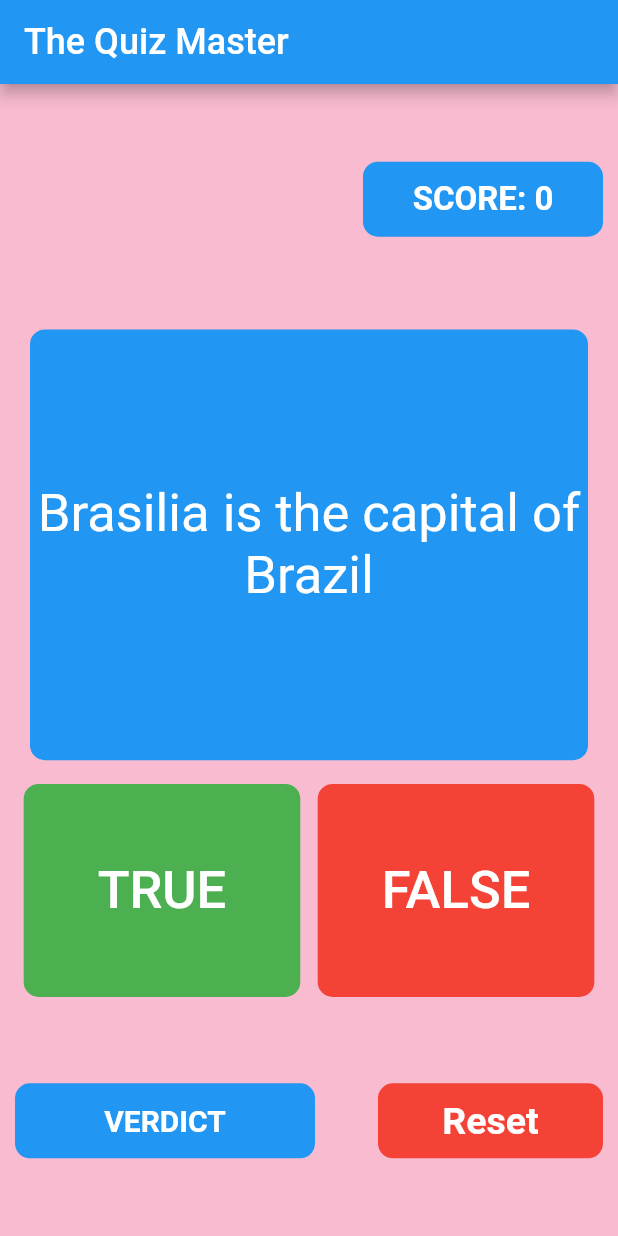
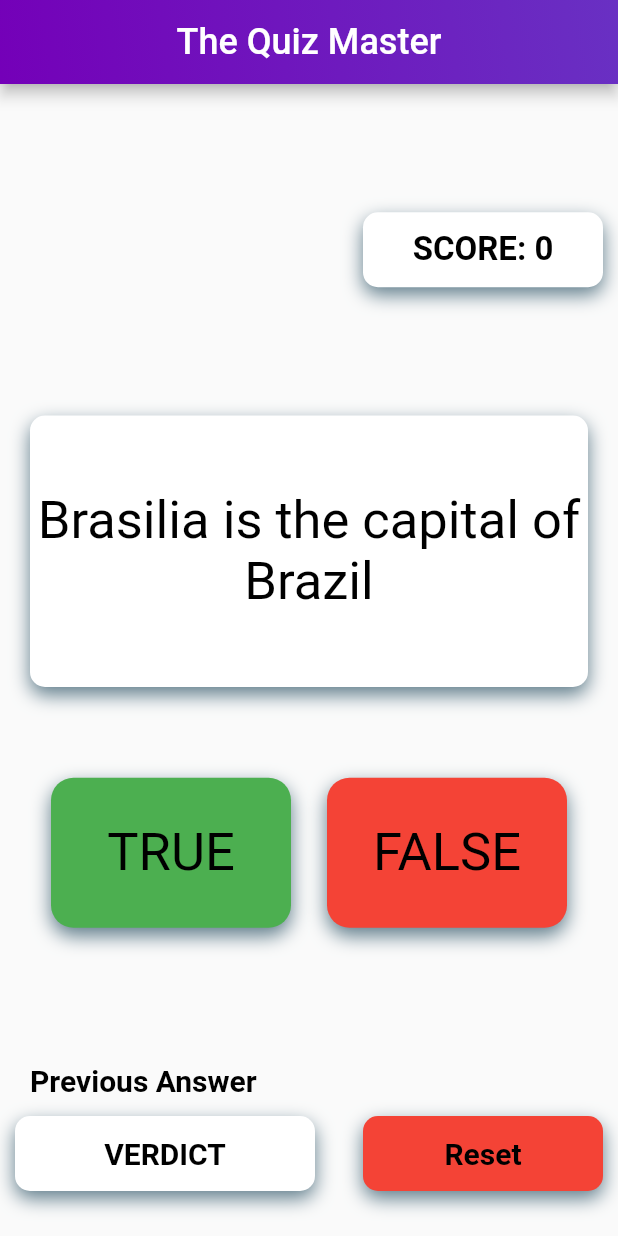
Before and after one commit to AviSharma1305/Quiz_App, a Flutter app: the screen it shows after launch, on a phone screen of 412 x 824 dp. Run offline on Flutter 3.47's test engine with Material 2 defaults, Android fonts, the phone set to English and light mode, and no system bars; our stand-ins replace rflutter_alert.

Commit message:
Minor UI changes

```diff
--- a/lib/constants.dart
+++ b/lib/constants.dart
@@ -1,6 +1,20 @@
 import 'package:flutter/material.dart';
 
-final txtColr = Colors.white;
-final pColr = Colors.blue;
+final txtColr = Colors.black;
+final pColr = Colors.white;
 final trueCard = Colors.green;
 final falseCard = Colors.red;
+
+final kShadow = BoxShadow(
+  color: Colors.blueGrey,
+  blurRadius: 10,
+  offset: Offset(0, 5),
+);
+
+final kGradient = LinearGradient(
+    begin: Alignment.topRight,
+    end: Alignment.bottomLeft,
+    colors: [
+      Color(0xFF6930c3),
+      Color(0xFF7400b8),
+    ]);
--- a/lib/main.dart
+++ b/lib/main.dart
@@ -1,4 +1,5 @@
 import 'package:flutter/material.dart';
+import 'package:quizeer/constants.dart';
 import 'package:quizeer/quizpage.dart';
 
 void main() {
@@ -11,21 +12,22 @@ class Quizeer extends StatelessWidget {
     return MaterialApp(
       debugShowCheckedModeBanner: false,
       home: Scaffold(
-        backgroundColor: Colors.pink[100],
         appBar: AppBar(
-          backgroundColor: Colors.blue,
+          centerTitle: true,
           title: Text(
             "The Quiz Master",
             style: TextStyle(
               fontSize: 24,
             ),
           ),
+          flexibleSpace: Container(
+            decoration: BoxDecoration(
+              gradient: kGradient,
+            ),
+          ),
         ),
         body: SafeArea(
-          child: Padding(
-            padding: EdgeInsets.symmetric(horizontal: 10.0),
             child: QuizPage(),
-          ),
         ),
       ),
     );
--- a/lib/quizpage.dart
+++ b/lib/quizpage.dart
@@ -50,7 +50,10 @@ class _QuizPageState extends State<QuizPage> {
 
   @override
   Widget build(BuildContext context) {
-    return Column(
+    return Scaffold(
+      body: Padding(
+        padding: const EdgeInsets.all(10),
+        child: Column(
           mainAxisAlignment: MainAxisAlignment.spaceBetween,
           crossAxisAlignment: CrossAxisAlignment.stretch,
           children: <Widget>[
@@ -70,6 +73,7 @@ class _QuizPageState extends State<QuizPage> {
                     decoration: BoxDecoration(
                       borderRadius: BorderRadius.all(Radius.circular(10.0)),
                       color: pColr,
+                      boxShadow: [kShadow],
                     ),
                     child: Center(
                       child: Text(
@@ -86,7 +90,7 @@ class _QuizPageState extends State<QuizPage> {
               ),
             ),
             Expanded(
-          flex: 2,
+              flex: 1,
               child: Padding(
                 padding: EdgeInsets.all(10.0),
                 child: Container(
@@ -94,6 +98,7 @@ class _QuizPageState extends State<QuizPage> {
                   decoration: BoxDecoration(
                     borderRadius: BorderRadius.all(Radius.circular(10.0)),
                     color: pColr,
+                    boxShadow: [kShadow],
                   ),
                   child: Center(
                     child: Text(
@@ -110,17 +115,25 @@ class _QuizPageState extends State<QuizPage> {
             ),
             Expanded(
               child: Row(
-            crossAxisAlignment: CrossAxisAlignment.stretch,
+                mainAxisAlignment: MainAxisAlignment.spaceEvenly,
                 children: <Widget>[
-              Expanded(
+                  GestureDetector(
+                    onTap: () {
+                      setState(() {
+                        checkAnswer(true);
+                      });
+                    },
+                    child: Container(
+                      height: 100,
+                      width: 160,
+                      decoration: BoxDecoration(
+                        borderRadius: BorderRadius.circular(15),
+                        color: trueCard,
+                        boxShadow: [kShadow],
+                      ),
                       child: Padding(
                         padding: EdgeInsets.all(5.8),
-                  child: FlatButton(
-                    shape: RoundedRectangleBorder(
-                      borderRadius: new BorderRadius.circular(10.0),
-                    ),
-                    textColor: txtColr,
-                    color: trueCard,
+                        child: Center(
                           child: Text(
                             "TRUE",
                             style: TextStyle(
@@ -128,23 +141,27 @@ class _QuizPageState extends State<QuizPage> {
                               fontSize: 35.0,
                             ),
                           ),
-                    onPressed: () {
-                      setState(() {
-                        checkAnswer(true);
-                      });
-                    },
                         ),
                       ),
                     ),
-              Expanded(
+                  ),
+                  GestureDetector(
+                    onTap: () {
+                      setState(() {
+                        checkAnswer(false);
+                      });
+                    },
+                    child: Container(
+                      height: 100,
+                      width: 160,
+                      decoration: BoxDecoration(
+                        borderRadius: BorderRadius.circular(15),
+                        color: falseCard,
+                        boxShadow: [kShadow],
+                      ),
                       child: Padding(
                         padding: EdgeInsets.all(5.8),
-                  child: FlatButton(
-                    shape: RoundedRectangleBorder(
-                      borderRadius: new BorderRadius.circular(10.0),
-                    ),
-                    textColor: txtColr,
-                    color: falseCard,
+                        child: Center(
                           child: Text(
                             "FALSE",
                             style: TextStyle(
@@ -152,19 +169,27 @@ class _QuizPageState extends State<QuizPage> {
                               fontSize: 35.0,
                             ),
                           ),
-                    onPressed: () {
-                      setState(() {
-                        checkAnswer(false);
-                      });
-                    },
                         ),
                       ),
-              )
+                    ),
+                  ),
                 ],
               ),
             ),
-        Expanded(
-          child: Row(
+            SizedBox(height: 40),
+            Padding(
+              padding: const EdgeInsets.only(left: 10),
+              child: Text(
+                "Previous Answer",
+                style: TextStyle(
+                  fontWeight: FontWeight.bold,
+                  fontSize: 20,
+                  color: txtColr,
+                ),
+              ),
+            ),
+            SizedBox(height: 12),
+            Row(
               mainAxisAlignment: MainAxisAlignment.spaceBetween,
               children: <Widget>[
                 Container(
@@ -173,6 +198,7 @@ class _QuizPageState extends State<QuizPage> {
                   decoration: BoxDecoration(
                     borderRadius: BorderRadius.all(Radius.circular(10.0)),
                     color: pColr,
+                    boxShadow: [kShadow],
                   ),
                   child: Center(
                     child: Text(
@@ -185,35 +211,46 @@ class _QuizPageState extends State<QuizPage> {
                     ),
                   ),
                 ),
-              Container(
-                height: 50,
-                width: 150,
-                decoration: BoxDecoration(
-                  borderRadius: BorderRadius.all(Radius.circular(10.0)),
-                  color: falseCard,
-                ),
-                child: FlatButton(
-                  child: Text(
-                    "Reset",
-                    style: TextStyle(
-                      fontSize: 25,
-                      fontWeight: FontWeight.bold,
-                      color: txtColr,
-                    ),
-                  ),
-                  onPressed: () {
+                GestureDetector(
+                  onTap: () {
                     setState(() {
                       quizLogic.reSet();
                       totalCorrect = 0;
                       totalQuestion = 0;
+                      crct = "VERDICT";
                     });
                   },
+                  child: Container(
+                    height: 50,
+                    width: 160,
+                    decoration: BoxDecoration(
+                      borderRadius: BorderRadius.circular(10),
+                      color: falseCard,
+                      boxShadow: [kShadow],
                     ),
-              )
+                    child: Padding(
+                      padding: EdgeInsets.all(5.8),
+                      child: Center(
+                        child: Text(
+                          "Reset",
+                          style: TextStyle(
+                            color: txtColr,
+                            fontSize: 20,
+                            fontWeight: FontWeight.bold,
+                          ),
+                        ),
+                      ),
+                    ),
+                  ),
+                ),
+              ],
+            ),
+            SizedBox(
+              height: 20,
+            ),
           ],
         ),
       ),
-      ],
     );
   }
 }
```
Lines whose indentation alone changed are shown as unchanged.
